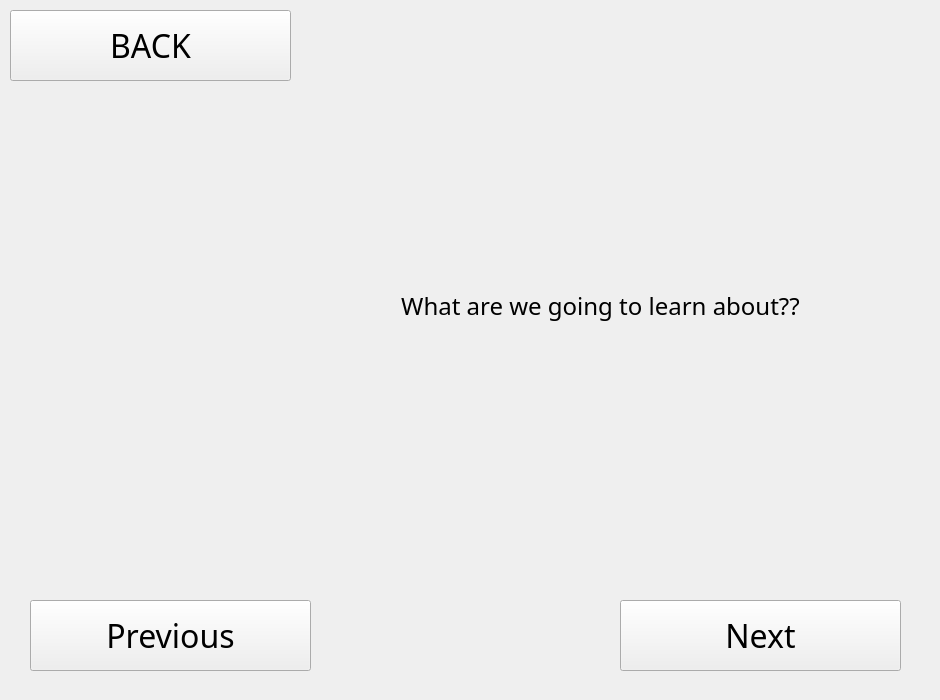
First picture: the form in QtDesignerFiles/how_pollute.ui, repository hayrayl/AquaQuestSoftware, before the edit.
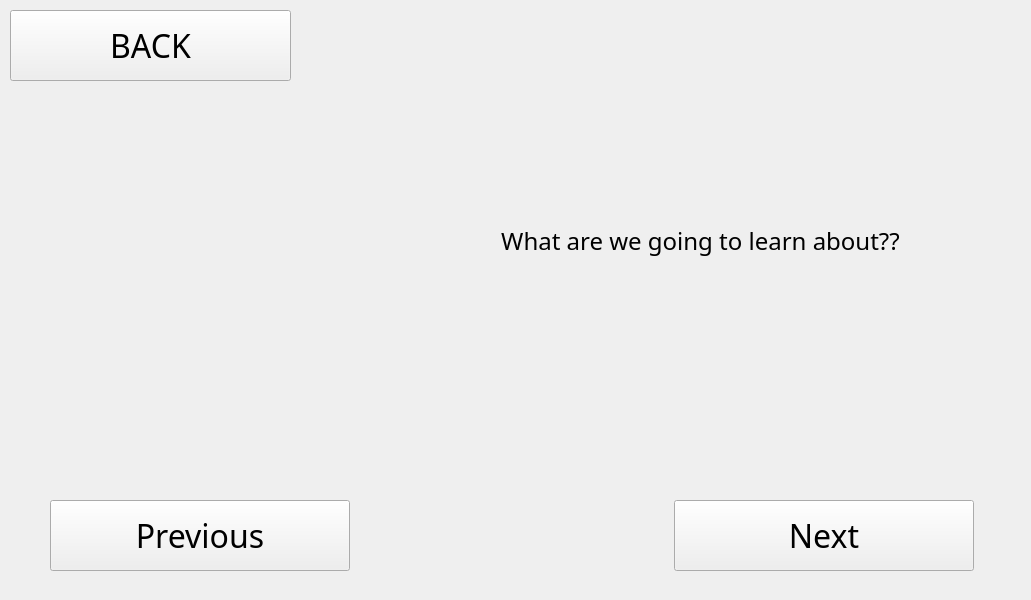
Second picture: the form after the edit.

What changed in the file:
```diff
--- a/QtDesignerFiles/how_pollute.ui
+++ b/QtDesignerFiles/how_pollute.ui
@@ -6,8 +6,8 @@
    <rect>
     <x>0</x>
     <y>0</y>
-    <width>940</width>
-    <height>700</height>
+    <width>1031</width>
+    <height>600</height>
    </rect>
   </property>
   <property name="windowTitle">
@@ -18,8 +18,8 @@
     <rect>
      <x>0</x>
      <y>0</y>
-     <width>940</width>
-     <height>700</height>
+     <width>1024</width>
+     <height>600</height>
     </rect>
    </property>
    <property name="text">
@@ -32,9 +32,9 @@
   <widget class="QPushButton" name="pushButton_previous">
    <property name="geometry">
     <rect>
-     <x>30</x>
-     <y>600</y>
-     <width>281</width>
+     <x>50</x>
+     <y>500</y>
+     <width>300</width>
      <height>71</height>
     </rect>
    </property>
@@ -65,9 +65,9 @@
   <widget class="QPushButton" name="pushButton_next">
    <property name="geometry">
     <rect>
-     <x>620</x>
-     <y>600</y>
-     <width>281</width>
+     <x>674</x>
+     <y>500</y>
+     <width>300</width>
      <height>71</height>
     </rect>
    </property>
@@ -131,8 +131,8 @@
   <widget class="QLabel" name="archie">
    <property name="geometry">
     <rect>
-     <x>10</x>
-     <y>190</y>
+     <x>20</x>
+     <y>120</y>
      <width>350</width>
      <height>350</height>
     </rect>
@@ -147,10 +147,10 @@
   <widget class="QLabel" name="label_explanation">
    <property name="geometry">
     <rect>
-     <x>320</x>
-     <y>30</y>
+     <x>420</x>
+     <y>60</y>
      <width>561</width>
-     <height>551</height>
+     <height>361</height>
     </rect>
    </property>
    <property name="font">
```
